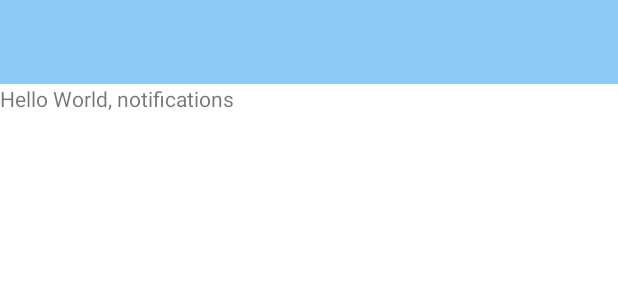
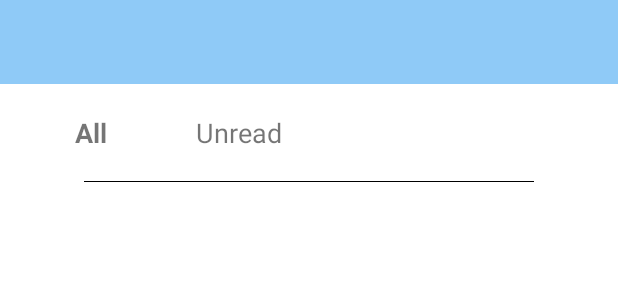
Before and after one commit to jonyurisoon/PhilantroLink, an Android app: the layout activity_notification_dashboard.xml on its own in the app's theme, with its tools: preview values and no code run, on a phone screen of 412 x 824 dp. Shown: the top 300 px of the screen. Run offline under Robolectric (Android 15) with nearby library versions, the phone set to English and light mode, and no system bars.

Commit message:
on going dashboard ui

```diff
--- a/app/src/main/res/layout/activity_login.xml
+++ b/app/src/main/res/layout/activity_login.xml
@@ -96,10 +96,7 @@
         android:drawableLeft="@drawable/googlelogo"
         android:text="Continue with Google"
         android:textAllCaps="false"
-
         android:textColor="@android:color/black" />
-
-
 
     <View
         android:layout_width="250dp"
--- a/app/src/main/res/layout/activity_notification_dashboard.xml
+++ b/app/src/main/res/layout/activity_notification_dashboard.xml
@@ -15,9 +15,37 @@
         android:background="@color/sky_blue"
        />
 
-    <TextView
+    <LinearLayout
         android:layout_width="match_parent"
         android:layout_height="wrap_content"
-        android:text="Hello World, notifications"/>
+        android:orientation="horizontal">
+
+        <TextView
+            android:layout_width="0dp"
+            android:layout_height="wrap_content"
+            android:layout_weight="1"
+            android:layout_marginTop="20dp"
+            android:layout_marginLeft="50dp"
+            android:textStyle="bold"
+            android:textSize="18sp"
+            android:text="All"/>
+
+        <TextView
+            android:layout_width="0dp"
+            android:layout_height="wrap_content"
+            android:layout_weight="1"
+            android:layout_marginTop="20dp"
+            android:layout_marginRight="200dp"
+            android:textSize="18sp"
+            android:text="Unread"/>
+
+    </LinearLayout>
+
+    <View
+        android:layout_width="300dp"
+        android:layout_marginTop="20dp"
+        android:layout_gravity="center_horizontal"
+        android:layout_height="0.5dp"
+        android:background="@android:color/black" />
 
 </LinearLayout>
```
